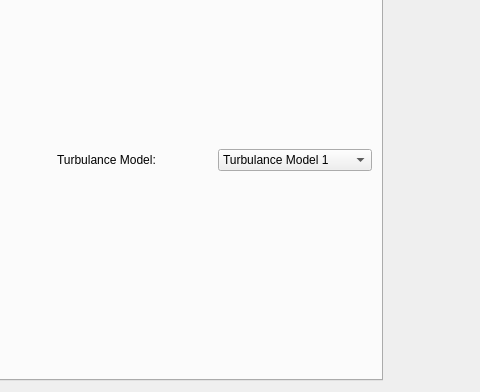
First picture: the form in source/GUI/modelsetupdialog.ui, repository Guiraffo/ProVANT-Simulator, before the edit; both pictures show x 125 to 605 and y 95 to 487 of the 605 by 487 pixel window.
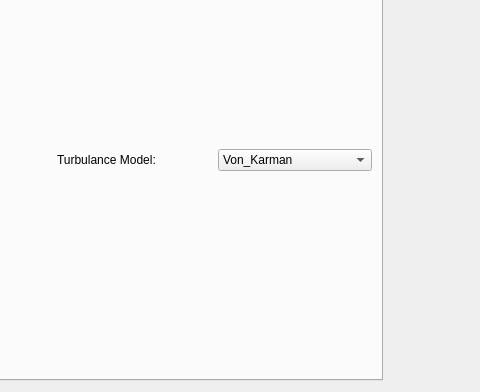
Second picture: the form after the edit.

Commit message: Develops a new plugin to compute disturbances (Only Von Karman implemented)

What changed in the file:
```diff
--- a/source/GUI/modelsetupdialog.ui
+++ b/source/GUI/modelsetupdialog.ui
@@ -246,7 +246,7 @@
           <widget class="QComboBox" name="turbulanceComboBox">
            <item>
             <property name="text">
-             <string>Turbulance Model 1</string>
+             <string>Von_Karman</string>
             </property>
            </item>
            <item>
```
The commit also changes 9 other files.
